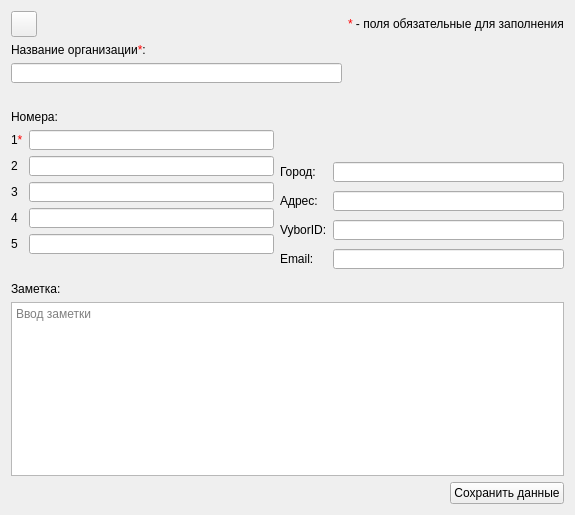
Before: the Qt Designer form src/EditOrgContactDialog.ui in okostynchuk/Outcall, drawn with Qt 5.
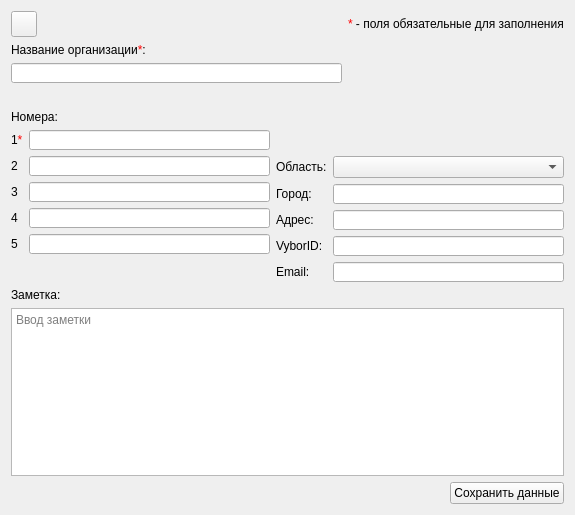
After: the same form once the commit is applied. Icons and pictures are not drawn.

Commit message: added regions to contacts and other fixes

The edit to the form file:
```diff
--- a/src/EditOrgContactDialog.ui
+++ b/src/EditOrgContactDialog.ui
@@ -179,14 +179,14 @@
      </item>
      <item>
       <layout class="QGridLayout" name="gridLayout">
-       <item row="2" column="0">
+       <item row="3" column="0">
         <widget class="QLabel" name="label_10">
          <property name="text">
           <string>Адрес:</string>
          </property>
         </widget>
        </item>
-       <item row="1" column="1">
+       <item row="2" column="1">
         <widget class="QLineEdit" name="city">
          <property name="minimumSize">
           <size>
@@ -205,7 +205,7 @@
          </property>
         </widget>
        </item>
-       <item row="2" column="1">
+       <item row="3" column="1">
         <widget class="QLineEdit" name="address">
          <property name="minimumSize">
           <size>
@@ -224,65 +224,46 @@
          </property>
         </widget>
        </item>
+       <item row="5" column="1">
+        <widget class="QLineEdit" name="email">
+         <property name="minimumSize">
+          <size>
+           <width>230</width>
+           <height>20</height>
+          </size>
+         </property>
+         <property name="maximumSize">
+          <size>
+           <width>16777215</width>
+           <height>20</height>
+          </size>
+         </property>
+         <property name="focusPolicy">
+          <enum>Qt::StrongFocus</enum>
+         </property>
+        </widget>
+       </item>
        <item row="4" column="0">
-        <widget class="QLabel" name="label_12">
-         <property name="text">
-          <string>Email:</string>
-         </property>
-        </widget>
-       </item>
-       <item row="3" column="0">
         <widget class="QLabel" name="label_11">
          <property name="text">
           <string>VyborID:</string>
          </property>
         </widget>
        </item>
-       <item row="4" column="1">
-        <widget class="QLineEdit" name="email">
-         <property name="minimumSize">
-          <size>
-           <width>230</width>
-           <height>20</height>
-          </size>
-         </property>
-         <property name="maximumSize">
-          <size>
-           <width>16777215</width>
-           <height>20</height>
-          </size>
-         </property>
-         <property name="focusPolicy">
-          <enum>Qt::StrongFocus</enum>
+       <item row="5" column="0">
+        <widget class="QLabel" name="label_12">
+         <property name="text">
+          <string>Email:</string>
          </property>
         </widget>
        </item>
-       <item row="1" column="0">
+       <item row="2" column="0">
         <widget class="QLabel" name="label_9">
          <property name="text">
           <string>Город:</string>
          </property>
         </widget>
        </item>
-       <item row="3" column="1">
-        <widget class="QLineEdit" name="vyborId">
-         <property name="minimumSize">
-          <size>
-           <width>230</width>
-           <height>20</height>
-          </size>
-         </property>
-         <property name="maximumSize">
-          <size>
-           <width>16777215</width>
-           <height>20</height>
-          </size>
-         </property>
-         <property name="focusPolicy">
-          <enum>Qt::StrongFocus</enum>
-         </property>
-        </widget>
-       </item>
        <item row="0" column="0" colspan="2">
         <widget class="QLabel" name="label_14">
          <property name="minimumSize">
@@ -302,6 +283,35 @@
          </property>
         </widget>
        </item>
+       <item row="4" column="1">
+        <widget class="QLineEdit" name="vyborId">
+         <property name="minimumSize">
+          <size>
+           <width>230</width>
+           <height>20</height>
+          </size>
+         </property>
+         <property name="maximumSize">
+          <size>
+           <width>16777215</width>
+           <height>20</height>
+          </size>
+         </property>
+         <property name="focusPolicy">
+          <enum>Qt::StrongFocus</enum>
+         </property>
+        </widget>
+       </item>
+       <item row="1" column="0">
+        <widget class="QLabel" name="label">
+         <property name="text">
+          <string>Область:</string>
+         </property>
+        </widget>
+       </item>
+       <item row="1" column="1">
+        <widget class="QComboBox" name="region"/>
+       </item>
       </layout>
      </item>
     </layout>
```
The commit also changes 29 other files.
